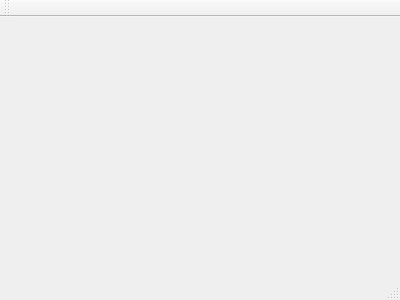
Qt form SuSto-Engine-QT/mainwindow.ui (SimonStoyanov/SuSto-Engine-QT) before a commit.
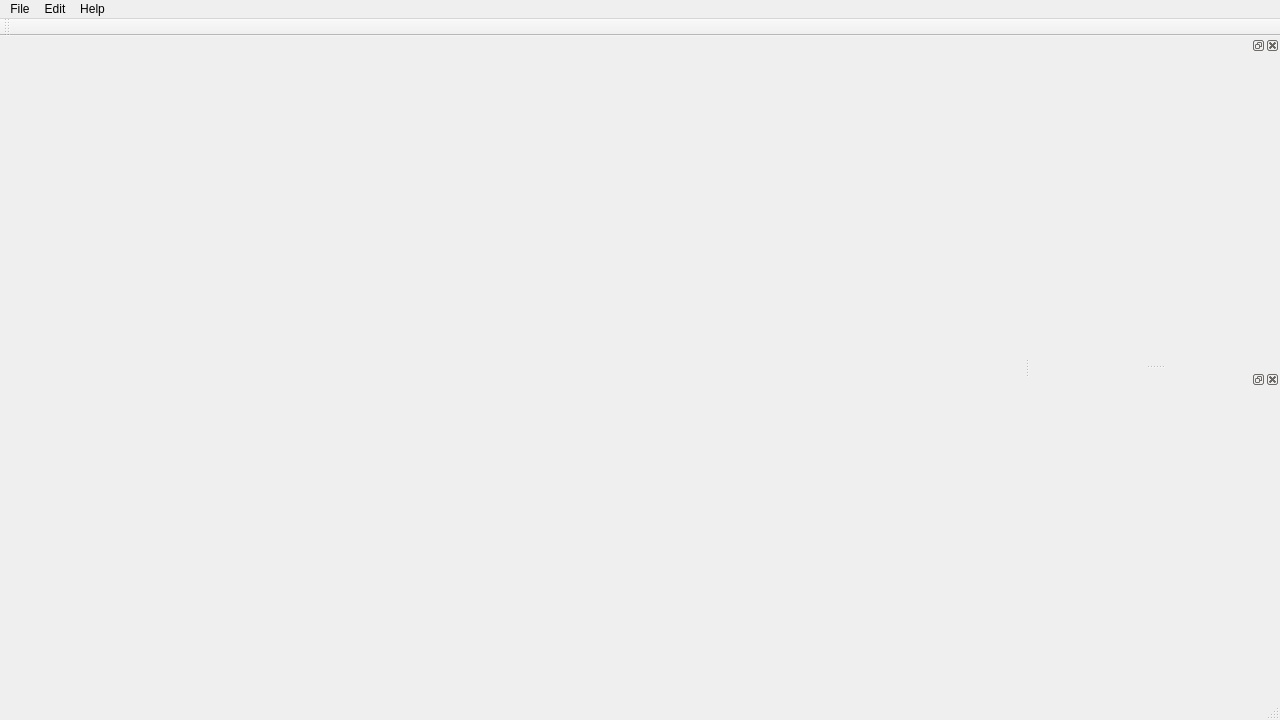
The same form after that commit.

Diff of the .ui file:
```diff
--- a/SuSto-Engine-QT/mainwindow.ui
+++ b/SuSto-Engine-QT/mainwindow.ui
@@ -1,24 +1,111 @@
 <ui version="4.0">
  <class>MainWindow</class>
- <widget class="QMainWindow" name="MainWindow" >
-  <property name="geometry" >
+ <widget class="QMainWindow" name="MainWindow">
+  <property name="geometry">
    <rect>
     <x>0</x>
     <y>0</y>
-    <width>400</width>
-    <height>300</height>
+    <width>1280</width>
+    <height>720</height>
    </rect>
   </property>
-  <property name="windowTitle" >
+  <property name="sizePolicy">
+   <sizepolicy hsizetype="Minimum" vsizetype="Minimum">
+    <horstretch>0</horstretch>
+    <verstretch>0</verstretch>
+   </sizepolicy>
+  </property>
+  <property name="minimumSize">
+   <size>
+    <width>1280</width>
+    <height>720</height>
+   </size>
+  </property>
+  <property name="windowTitle">
    <string>MainWindow</string>
   </property>
-  <widget class="QMenuBar" name="menuBar" />
-  <widget class="QToolBar" name="mainToolBar" />
-  <widget class="QWidget" name="centralWidget" />
-  <widget class="QStatusBar" name="statusBar" />
+  <widget class="QWidget" name="centralWidget">
+   <layout class="QHBoxLayout" name="horizontalLayout">
+    <item>
+     <widget class="QWidget" name="RendererWidget" native="true"/>
+    </item>
+   </layout>
+  </widget>
+  <widget class="QMenuBar" name="menuBar">
+   <property name="geometry">
+    <rect>
+     <x>0</x>
+     <y>0</y>
+     <width>1280</width>
+     <height>21</height>
+    </rect>
+   </property>
+   <widget class="QMenu" name="menuFile">
+    <property name="title">
+     <string>File</string>
+    </property>
+   </widget>
+   <widget class="QMenu" name="menuEdit">
+    <property name="title">
+     <string>Edit</string>
+    </property>
+   </widget>
+   <widget class="QMenu" name="menuHALP">
+    <property name="title">
+     <string>Help</string>
+    </property>
+   </widget>
+   <addaction name="menuFile"/>
+   <addaction name="menuEdit"/>
+   <addaction name="menuHALP"/>
+  </widget>
+  <widget class="QToolBar" name="mainToolBar">
+   <attribute name="toolBarArea">
+    <enum>TopToolBarArea</enum>
+   </attribute>
+   <attribute name="toolBarBreak">
+    <bool>false</bool>
+   </attribute>
+  </widget>
+  <widget class="QStatusBar" name="statusBar"/>
+  <widget class="QDockWidget" name="dockWidget">
+   <property name="sizePolicy">
+    <sizepolicy hsizetype="Minimum" vsizetype="Minimum">
+     <horstretch>0</horstretch>
+     <verstretch>0</verstretch>
+    </sizepolicy>
+   </property>
+   <property name="minimumSize">
+    <size>
+     <width>250</width>
+     <height>38</height>
+    </size>
+   </property>
+   <attribute name="dockWidgetArea">
+    <number>2</number>
+   </attribute>
+   <widget class="QWidget" name="dockWidgetContents_2"/>
+  </widget>
+  <widget class="QDockWidget" name="dockWidget_2">
+   <property name="sizePolicy">
+    <sizepolicy hsizetype="MinimumExpanding" vsizetype="MinimumExpanding">
+     <horstretch>0</horstretch>
+     <verstretch>0</verstretch>
+    </sizepolicy>
+   </property>
+   <property name="minimumSize">
+    <size>
+     <width>250</width>
+     <height>38</height>
+    </size>
+   </property>
+   <attribute name="dockWidgetArea">
+    <number>2</number>
+   </attribute>
+   <widget class="QWidget" name="dockWidgetContents_3"/>
+  </widget>
  </widget>
- <layoutDefault spacing="6" margin="11" />
- <pixmapfunction></pixmapfunction>
+ <layoutdefault spacing="6" margin="11"/>
  <resources/>
  <connections/>
 </ui>
```
Left out of the diff: 1 changed line with no effect on the pictures.
